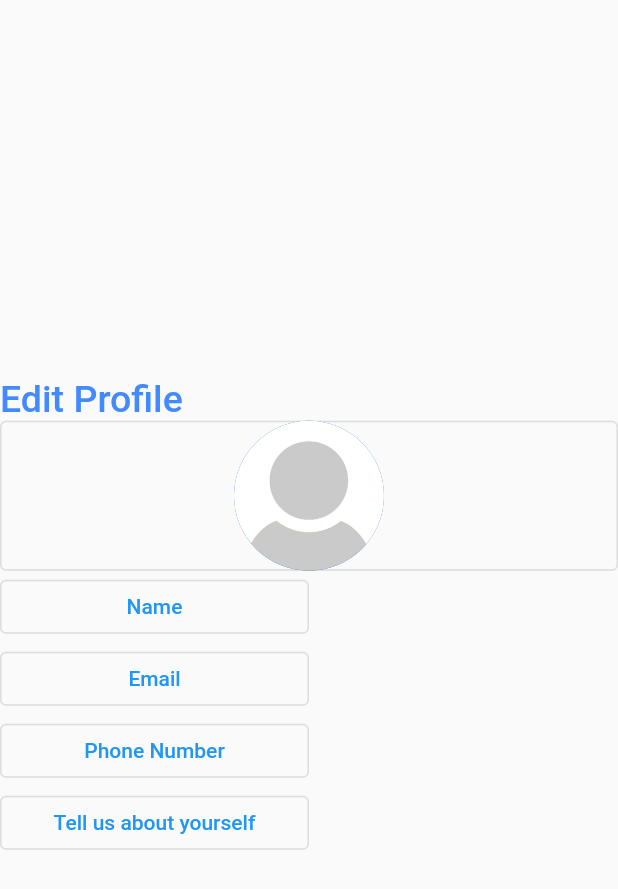
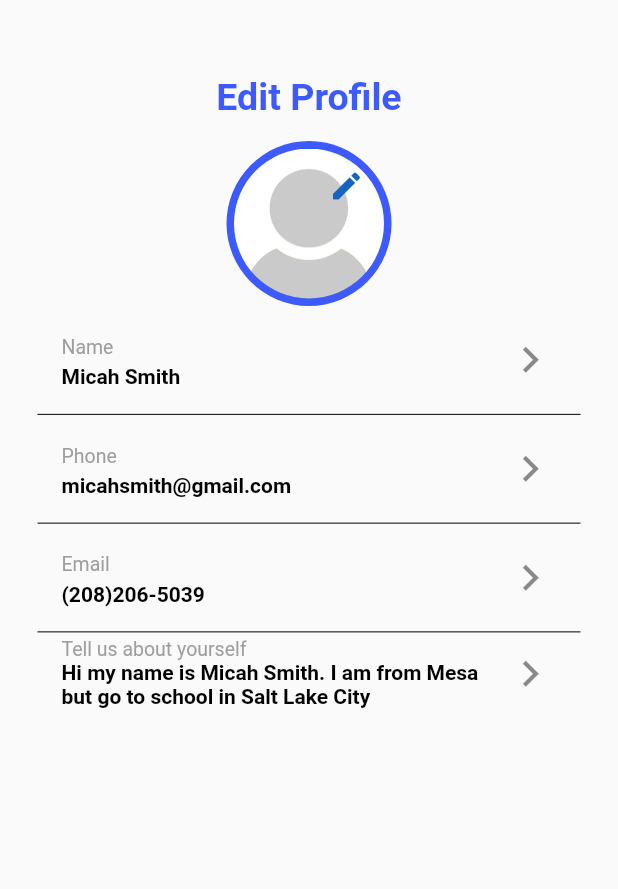
Before and after one commit to dchicchon/flutter-mobile-app, a Flutter app: the screen it shows after launch, on a phone screen of 412 x 824 dp. Shown: the top 889 px of the screen. Run offline on Flutter 3.47's test engine with Material 2 defaults, Android fonts, the phone set to English and light mode, and no system bars; our stand-ins replace image_picker.

Commit message:
finish styling of mobile app, working on adding photos now

```diff
--- a/lib/Email.dart
+++ b/lib/Email.dart
@@ -27,7 +27,10 @@ class _EmailState extends State<Email> {
   @override
   Widget build(BuildContext context) {
     return Scaffold(
-        appBar: AppBar(),
+          appBar: AppBar(
+          backgroundColor: Colors.white,
+          iconTheme: IconThemeData(color: Colors.black),
+        ),
         body: Container(
             margin: EdgeInsetsDirectional.only(top: 50),
             child: Column(
--- a/lib/MyHomePage.dart
+++ b/lib/MyHomePage.dart
@@ -1,7 +1,9 @@
 import 'package:flutter/material.dart';
 import 'package:mobile_app/About.dart';
+import 'dart:io';
 import 'package:mobile_app/PhoneNumber.dart';
 import 'Email.dart';
+
 import 'Name.dart';
 import 'Photo.dart';
 
@@ -9,10 +11,6 @@ import 'Photo.dart';
 class MyHomePage extends StatefulWidget {
   final String title;
   MyHomePage({Key key, this.title}) : super(key: key);
-
-  // This widget is the home page of your application. It is stateful, meaning
-  // that it has a State object (defined below) that contains fields that affect
-  // how it looks.
 
   // This class is the configuration for the state. It holds the values (in this
   // case the title) provided by the parent (in this case the App widget) and
@@ -25,10 +23,12 @@ class MyHomePage extends StatefulWidget {
 
 // Actual widget build
 class _MyHomePageState extends State<MyHomePage> {
-  String name = "";
-  String email = "";
-  String phoneNumber = "";
-  String about = "";
+  String name = "Micah Smith";
+  String email = "micahsmith@gmail.com";
+  String phoneNumber = "(208)206-5039";
+  File photo;
+  String about =
+      "Hi my name is Micah Smith. I am from Mesa but go to school in Salt Lake City";
 
   void newName(String fname, String lname) {
     this.setState(() {
@@ -77,98 +77,113 @@ class _MyHomePageState extends State<MyHomePage> {
   }
 
   void updateAbout() {
-    Navigator.push(context, MaterialPageRoute(builder: (context) => About(this.newAbout)));
+    Navigator.push(
+        context, MaterialPageRoute(builder: (context) => About(this.newAbout)));
   }
 
   @override
   Widget build(BuildContext context) {
     return Scaffold(
-      // appBar: AppBar(
-      //   title: Text(widget.title),
-      // ),
-      body: Center(
-        // Center is a layout widget. It takes a single child and positions it
-        // in the middle of the parent.
+        body: Container(
+            margin: EdgeInsets.fromLTRB(25, 50, 25, 0),
             child: Column(
-          mainAxisAlignment: MainAxisAlignment.center,
+              // mainAxisAlignment: MainAxisAlignment.center,
               children: <Widget>[
                 Row(
+                  mainAxisAlignment: MainAxisAlignment.center,
                   children: [
-                Text(
+                    Padding(
+                        padding: EdgeInsets.only(bottom: 15),
+                        child: Text(
                           "Edit Profile",
                           style: TextStyle(
                               fontSize: 25,
-                      color: Colors.blueAccent,
-                      fontWeight: FontWeight.w500),
-                ),
+                              color: Colors.indigoAccent.shade400,
+                              fontWeight: FontWeight.w700),
+                        )),
                   ],
                 ),
                 Row(
+                  mainAxisAlignment: MainAxisAlignment.center,
                   children: [
-                Expanded(
-                    child: OutlinedButton(
-                        onPressed: this.updatePhoto,
+                    GestureDetector(
+                        onTap: this.updatePhoto,
                         child: CircleAvatar(
-                          backgroundImage: AssetImage('assets/no_img.jpg'),
+                            radius: 55.0,
+                            backgroundColor: Colors.indigoAccent.shade400,
+                            child: CircleAvatar(
+                                backgroundImage:
+                                    ExactAssetImage('assets/no_img.jpg'),
                                 backgroundColor: Colors.blue.shade800,
                                 radius: 50.0,
-                        ))),
-              ],
-            ),
-            Row(
-              children: [
-                Expanded(
-                    child: OutlinedButton(
-                        onPressed: this.updateName,
-                        child: Text(
-                          'Name',
-                        ))),
-                Expanded(
-                  child: Text(this.name),
-                )
+                                child: Ink(
+                                    decoration: const ShapeDecoration(
+                                        color: Colors.white,
+                                        shape: CircleBorder()),
+                                    child: IconButton(
+                                        onPressed: this.updatePhoto,
+                                        icon: Icon(Icons.edit),
+                                        color: Colors.blue.shade800,
+                                        padding: EdgeInsets.fromLTRB(
+                                            50, 0, 0, 50)))))),
                   ],
                 ),
                 Row(children: [
                   Expanded(
-                  child: OutlinedButton(
-                      onPressed: this.updateEmail,
-                      child: Text(
-                        'Email',
-                      ))),
-              Expanded(
-                child: Text(this.email),
-              )
+                      child: ListTile(
+                          onTap: this.updateName,
+                          title: Text("Name",
+                              style: TextStyle(
+                                  color: Colors.grey.shade500, fontSize: 13)),
+                          subtitle: Text(this.name,
+                              style: TextStyle(
+                                  color: Colors.black,
+                                  fontWeight: FontWeight.bold)),
+                          trailing: Icon(Icons.navigate_next, size: 35))),
                 ]),
+                Divider(height: 0.5, color: Colors.black),
                 Row(children: [
                   Expanded(
-                  child: OutlinedButton(
-                      onPressed: this.updatePhoneNumber,
-                      child: Text(
-                        'Phone Number',
-                      ))),
-              Expanded(
-                child: Text(this.phoneNumber),
-              )
+                      child: ListTile(
+                          onTap: this.updatePhoneNumber,
+                          title: Text("Phone",
+                              style: TextStyle(
+                                  color: Colors.grey.shade500, fontSize: 13)),
+                          subtitle: Text(this.email,
+                              style: TextStyle(
+                                  color: Colors.black,
+                                  fontWeight: FontWeight.bold)),
+                          trailing: Icon(Icons.navigate_next, size: 35)))
                 ]),
+                Divider(height: 0.5, color: Colors.black),
                 Row(children: [
                   Expanded(
-                  child: OutlinedButton(
-                      onPressed: this.updateAbout,
-                      child: Text(
-                        'Tell us about yourself',
-                      ))),
+                      child: ListTile(
+                          onTap: this.updateEmail,
+                          title: Text("Email",
+                              style: TextStyle(
+                                  color: Colors.grey.shade500, fontSize: 13)),
+                          subtitle: Text(this.phoneNumber,
+                              style: TextStyle(
+                                  color: Colors.black,
+                                  fontWeight: FontWeight.bold)),
+                          trailing: Icon(Icons.navigate_next, size: 35))),
+                ]),
+                Divider(height: 0.5, color: Colors.black),
+                Row(children: [
                   Expanded(
-                child: Text(this.about),
-              )
+                      child: ListTile(
+                          onTap: this.updateAbout,
+                          title: Text("Tell us about yourself",
+                              style: TextStyle(
+                                  color: Colors.grey.shade500, fontSize: 13)),
+                          subtitle: Text(this.about,
+                              style: TextStyle(
+                                  color: Colors.black,
+                                  fontWeight: FontWeight.bold)),
+                          trailing: Icon(Icons.navigate_next, size: 35))),
                 ]),
               ],
-        ),
-      ),
-      // floatingActionButton: FloatingActionButton(
-      //   onPressed: _incrementCounter,
-      //   tooltip: 'Increment',
-      //   child: Icon(Icons.add),
-      // ), // This trailing comma makes auto-formatting nicer for build methods.
-    );
+            )));
   }
 }
--- a/lib/Name.dart
+++ b/lib/Name.dart
@@ -30,7 +30,10 @@ class _NameState extends State<Name> {
   @override
   Widget build(BuildContext context) {
     return Scaffold(
-        appBar: AppBar(),
+        appBar: AppBar(
+          backgroundColor: Colors.white,
+          iconTheme: IconThemeData(color: Colors.black),
+        ),
         body: Container(
             margin: EdgeInsetsDirectional.only(top: 50),
             child: Column(
--- a/lib/PhoneNumber.dart
+++ b/lib/PhoneNumber.dart
@@ -21,7 +21,10 @@ class _PhoneNumberState extends State<PhoneNumber> {
   @override
   Widget build(BuildContext context) {
     return Scaffold(
-        appBar: AppBar(),
+          appBar: AppBar(
+          backgroundColor: Colors.white,
+          iconTheme: IconThemeData(color: Colors.black),
+        ),
         body: Container(
             margin: EdgeInsetsDirectional.only(top: 50),
             child: Column(
--- a/pubspec.yaml
+++ b/pubspec.yaml
@@ -23,6 +23,7 @@ environment:
 dependencies:
   flutter:
     sdk: flutter
+  image_picker: ^0.6.6+5
 
 
   # The following adds the Cupertino Icons font to your application.
```
Also changed, not shown: lib/About.dart (+8 -3 lines), lib/Photo.dart (+52 -1 lines), lib/TextInputWidget.dart (+7 -4 lines), pubspec.lock, 2 other files. Lines whose indentation alone changed are shown as unchanged.
